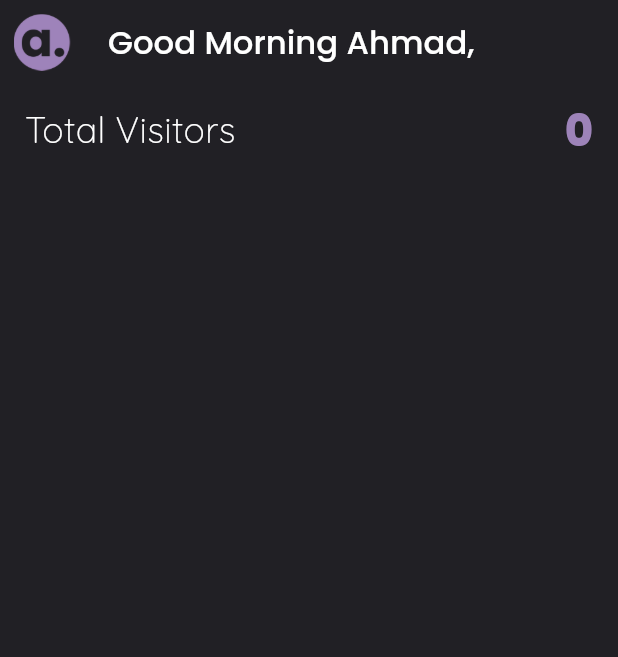
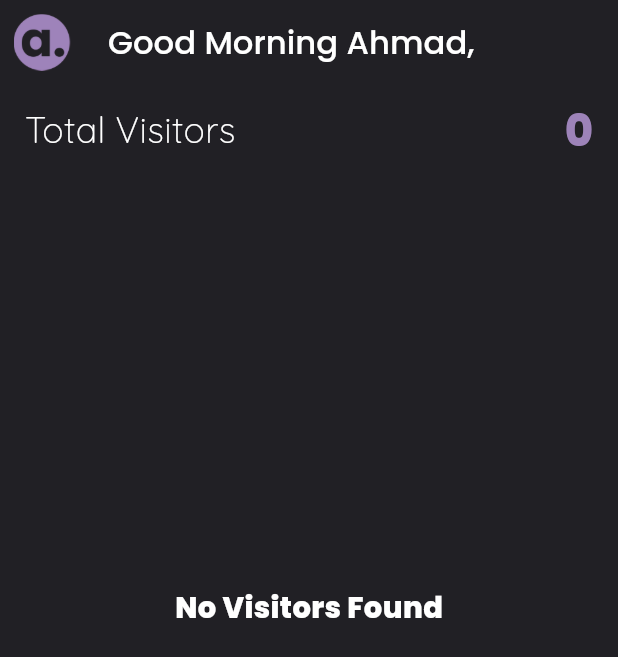
Before and after one commit to Ahmad-Asghar/Portfolio-Analytics, a Flutter app: the screen it shows after launch, on a phone screen of 412 x 824 dp. Shown: the top 657 px of the screen. Run offline on Flutter 3.47's test engine with Material 3 defaults, Android fonts, the phone set to English and light mode, and no system bars; drawn by our look-alikes of animated_flip_counter; our stand-ins replace cloud_firestore, firebase_core, responsive_sizer; missing offline and left inert: flag, svg_flutter; accounts and stored records are empty.

Commit message:
BUgs FIxed

```diff
--- a/lib/views/home/home_screen.dart
+++ b/lib/views/home/home_screen.dart
@@ -76,8 +76,6 @@ class _HomeScreenState extends State<HomeScreen> {
 
             return groupedVisitors;
           }
-
-
           return RefreshIndicator(
             onRefresh: () async {
               await provider.fetchVisitors(isRefreshing: true);
@@ -108,6 +106,26 @@ class _HomeScreenState extends State<HomeScreen> {
                     ],
                   ),
                 ),
+                provider.isLoading
+                    ? SizedBox(
+                    height: MediaQuery.of(context).size.height * 0.7,
+                    child: const Center(child: CustomLoadingIndicator()
+                    )
+                ) : provider.visitors.isEmpty
+                    ? SingleChildScrollView(
+                  physics: const AlwaysScrollableScrollPhysics(),
+                  child: SizedBox(
+                    height: MediaQuery.of(context).size.height * 0.7,
+                    child: Center(
+                      child: CustomTextWidget(
+                        title: "No Visitors Found",
+                        fontSize: 18.sp,
+                        fontWeight: FontWeight.bold,
+                        color: AppColors.white,
+                      ),
+                    ),
+                  ),
+                ) :
                 Expanded(
                   child: FutureBuilder(
                     future: Future.value(groupVisitorsByDate(provider.visitors)),
@@ -146,9 +164,9 @@ class _HomeScreenState extends State<HomeScreen> {
                               ...sectionVisitors.map((visitor) {
                                 return Container(
                                   decoration: BoxDecoration(
-                                    border: Border(
-                                      top: BorderSide(color: AppColors.greySettingsColor)
-                                    )
+                                      border: Border(
+                                          top: BorderSide(color: AppColors.greySettingsColor)
+                                      )
                                   ),
                                   child: ListTile(
                                     leading: CircleAvatar(
```
